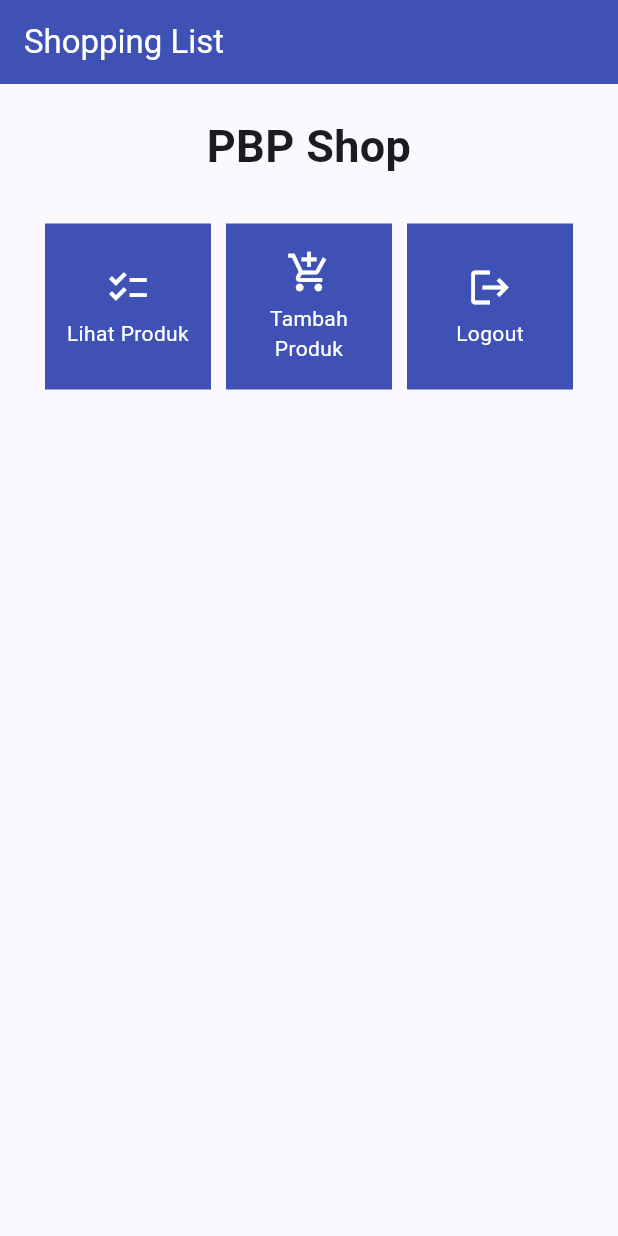
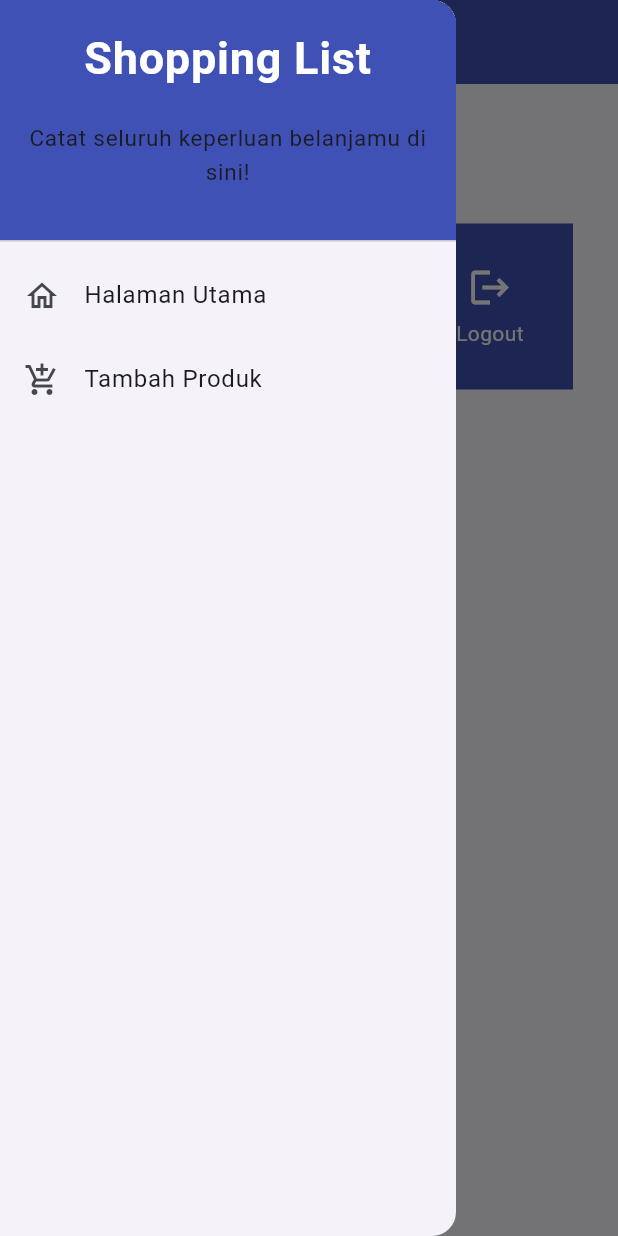
Before and after one commit to fariskafedira/shopping-list-mobile, a Flutter app: the screen it shows after launch, with the side drawer open (before the commit the screen has no drawer), on a phone screen of 412 x 824 dp. Run offline on Flutter 3.47's test engine with Material 2 defaults, Android fonts, the phone set to English and light mode, and no system bars.

Commit message:
tutorial 7 selesai

```diff
--- a/lib/main.dart
+++ b/lib/main.dart
@@ -1,5 +1,5 @@
 import 'package:flutter/material.dart';
-import 'package:shopping_list/menu.dart';
+import 'package:shopping_list/screens/menu.dart';
 
 void main() {
   runApp(const MyApp());
--- a/lib/menu.dart
+++ b/lib/screens/menu.dart
@@ -1,4 +1,8 @@
 import 'package:flutter/material.dart';
+import 'package:shopping_list/widgets/left_drawer.dart';
+import 'package:shopping_list/screens/shoplist_form.dart';
+import 'package:shopping_list/widgets/shop_card.dart';
+
 
 class MyHomePage extends StatelessWidget {
     MyHomePage({Key? key}) : super(key: key);
@@ -24,12 +28,11 @@ class MyHomePage extends StatelessWidget {
             appBar: AppBar(
                 title: const Text(
                     'Shopping List',
-                    style: TextStyle(
-                        color: Colors.white, // Set the text color to white
-                    ),
                 ),
                 backgroundColor: Colors.indigo,
+                foregroundColor: Colors.white,
             ),
+            drawer: const LeftDrawer(),
             body: SingleChildScrollView(
                 // Widget wrapper yang dapat discroll
                 child: Padding(
@@ -71,13 +74,6 @@ class MyHomePage extends StatelessWidget {
     }
 }
 
-class ShopItem {
-    final String name;
-    final IconData icon;
-
-    ShopItem(this.name, this.icon);
-}
-
 class ShopCard extends StatelessWidget {
     final ShopItem item;
 
@@ -95,6 +91,12 @@ class ShopCard extends StatelessWidget {
                     ..hideCurrentSnackBar()
                     ..showSnackBar(SnackBar(
                         content: Text("Kamu telah menekan tombol ${item.name}!")));
+
+                // Navigate ke route yang sesuai (tergantung jenis tombol)
+                if (item.name == "Tambah Produk") {
+                    Navigator.push(context,
+                        MaterialPageRoute(builder: (context) => const ShopFormPage()));
+                }
             },
             child: Container(
             // Container untuk menyimpan Icon dan Text
--- /dev/null
+++ b/lib/widgets/left_drawer.dart
@@ -0,0 +1,74 @@
+import 'package:flutter/material.dart';
+import 'package:shopping_list/screens/menu.dart';
+import 'package:shopping_list/screens/shoplist_form.dart';
+
+class LeftDrawer extends StatelessWidget {
+    const LeftDrawer({super.key});
+
+    @override
+    Widget build(BuildContext context) {
+        return Drawer(
+            child: ListView(
+                children: [
+                    const DrawerHeader(
+                        decoration: BoxDecoration(
+                            color: Colors.indigo,
+                        ),
+                        child: Column(
+                            children: [
+                                Text(
+                                    'Shopping List',
+                                    textAlign: TextAlign.center,
+                                    style: TextStyle(
+                                    fontSize: 30,
+                                    fontWeight: FontWeight.bold,
+                                    color: Colors.white,
+                                    ),
+                                ),
+                                Padding(padding: EdgeInsets.all(10)),
+                                Text("Catat seluruh keperluan belanjamu di sini!",
+                                    textAlign: TextAlign.center,
+                                    style: TextStyle(
+                                        fontSize: 15,
+                                        fontWeight: FontWeight.normal,
+                                    ),
+                                    // TODO: Tambahkan gaya teks dengan center alignment, font ukuran 15, warna putih, dan weight biasa
+                                ),
+                            ],
+                        ),
+                    ),
+                    ListTile(
+                        leading: const Icon(Icons.home_outlined),
+                        title: const Text('Halaman Utama'),
+                        // Bagian redirection ke MyHomePage
+                        onTap: () {
+                            Navigator.pushReplacement(
+                                context,
+                                MaterialPageRoute(
+                                    builder: (context) => MyHomePage(),
+                                )
+                            );
+                        },
+                    ),
+                    ListTile(
+                        leading: const Icon(Icons.add_shopping_cart),
+                        title: const Text('Tambah Produk'),
+                        // Bagian redirection ke ShopFormPage
+                        onTap: () {
+                            /*
+                            TODO: Buatlah routing ke ShopFormPage di sini,
+                            setelah halaman ShopFormPage sudah dibuat.
+                            */
+                            Navigator.pushReplacement(
+                                context,
+                                MaterialPageRoute(
+                                    builder: (context) => ShopFormPage(),
+                                )
+                            );
+                        },
+                    ),
+                ],
+            ),
+        );
+    }
+}
```
Also changed, not shown: form_sample/analysis_options.yaml (added, +28 -0 lines), form_sample/lib/main.dart (added, +66 -0 lines), form_sample/pubspec.yaml (added, +90 -0 lines), lib/screens/shoplist_form.dart (added, +162 -0 lines), lib/widgets/shop_card.dart (added, +9 -0 lines), form_sample/pubspec.lock (added), 123 other files. Lines whose indentation alone changed are shown as unchanged.
